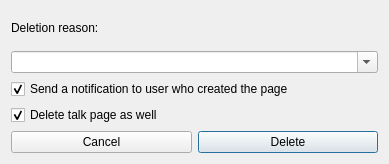
Before: the Qt Designer form huggle/deleteform.ui in huggle/huggle3-qt-lx, drawn with Qt 5.
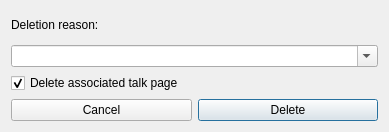
After: the same form once the commit is applied.

Commit message: this is not enwiki convention users are only informed when deletion is requested

```diff
--- a/huggle/deleteform.ui
+++ b/huggle/deleteform.ui
@@ -7,7 +7,7 @@
     <x>0</x>
     <y>0</y>
     <width>389</width>
-    <height>164</height>
+    <height>132</height>
    </rect>
   </property>
   <property name="sizePolicy">
@@ -34,20 +34,10 @@
      </property>
     </widget>
    </item>
-   <item>
-    <widget class="QCheckBox" name="checkBox">
-     <property name="text">
-      <string>Send a notification to user who created the page</string>
-     </property>
-     <property name="checked">
-      <bool>true</bool>
-     </property>
-    </widget>
-   </item>
    <item>
     <widget class="QCheckBox" name="checkBox_2">
      <property name="text">
-      <string>Delete talk page as well</string>
+      <string>Delete associated talk page</string>
      </property>
      <property name="checked">
       <bool>true</bool>
```
The commit also changes 3 other files.
